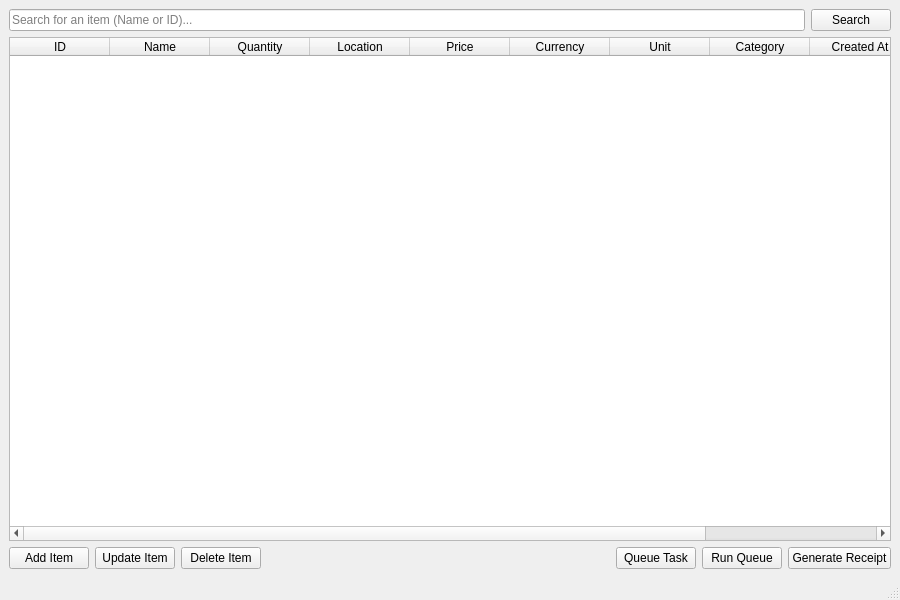
This is wms_gui/main.ui in Fally00/WMS-X as Qt 5 draws it before an edit. The edited form follows.
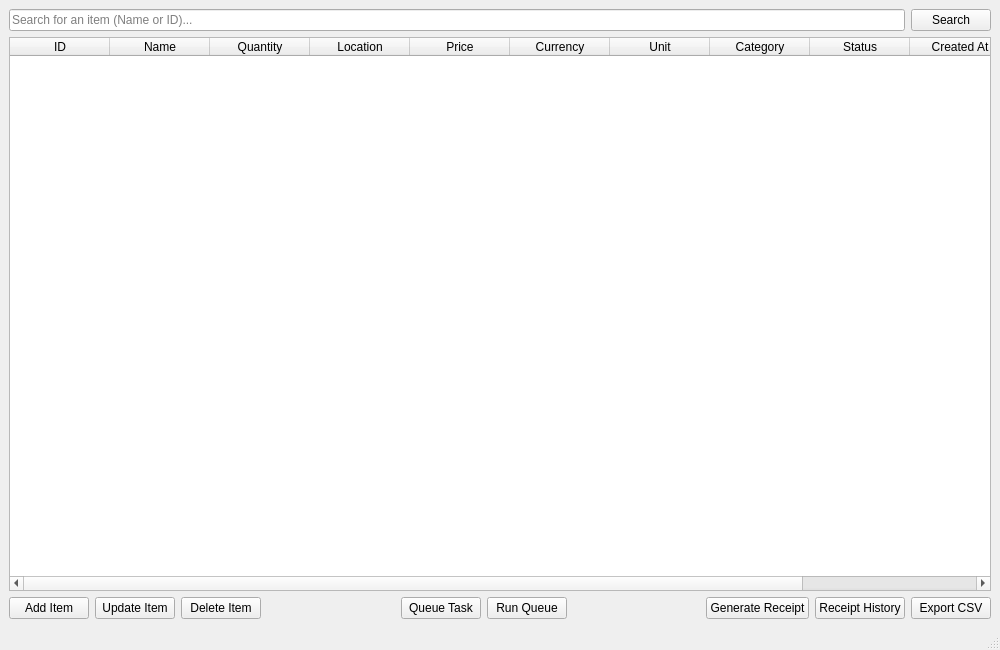
This is the edited form.

Diff of the .ui file:
```diff
--- a/wms_gui/main.ui
+++ b/wms_gui/main.ui
@@ -6,8 +6,8 @@
    <rect>
     <x>0</x>
     <y>0</y>
-    <width>900</width>
-    <height>600</height>
+    <width>1000</width>
+    <height>650</height>
    </rect>
   </property>
   <property name="windowTitle">
@@ -84,6 +84,11 @@
         <string>Category</string>
        </property>
       </column>
+      <column>
+       <property name="text">
+        <string>Status</string>
+       </property>
+      </column>
       <column>
        <property name="text">
         <string>Created At</string>
@@ -126,7 +131,7 @@
         </property>
         <property name="sizeHint" stdset="0">
          <size>
-          <width>40</width>
+          <width>20</width>
           <height>20</height>
          </size>
         </property>
@@ -146,6 +151,19 @@
         </property>
        </widget>
       </item>
+      <item>
+       <spacer name="horizontalSpacer2">
+        <property name="orientation">
+         <enum>Qt::Horizontal</enum>
+        </property>
+        <property name="sizeHint" stdset="0">
+         <size>
+          <width>20</width>
+          <height>20</height>
+         </size>
+        </property>
+       </spacer>
+      </item>
       <item>
        <widget class="QPushButton" name="receiptBtn">
         <property name="text">
@@ -153,6 +171,20 @@
         </property>
        </widget>
       </item>
+      <item>
+       <widget class="QPushButton" name="receiptHistoryBtn">
+        <property name="text">
+         <string>Receipt History</string>
+        </property>
+       </widget>
+      </item>
+      <item>
+       <widget class="QPushButton" name="exportCsvBtn">
+        <property name="text">
+         <string>Export CSV</string>
+        </property>
+       </widget>
+      </item>
      </layout>
     </item>
    </layout>
```
Left out of the diff: 5 changed lines with no effect on the pictures.
